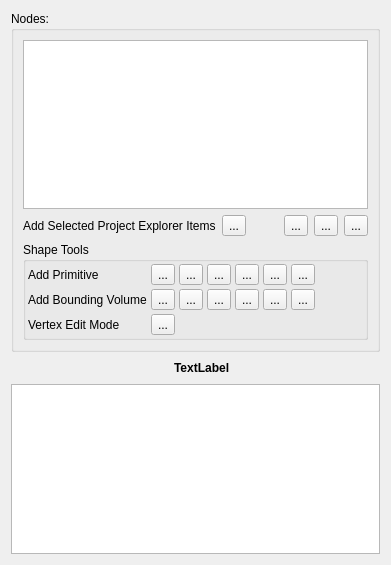
First picture: the form in Editor/src/Items/Entity/EntityWidget.ui, repository GameOverture/HarmonyEngine, before the edit.
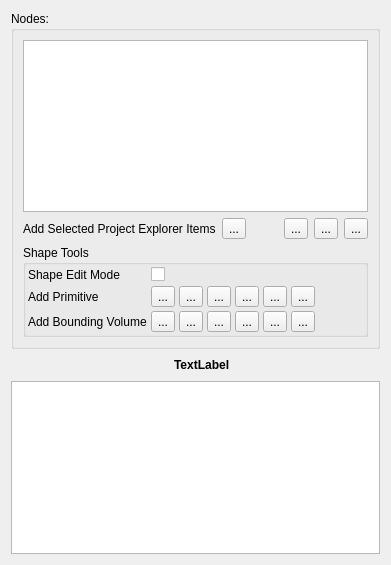
Second picture: the form after the edit. Icons and pictures are not drawn. Custom widgets are drawn as their Qt base class.

Commit message: Entity shape edit mode basic and initial (re)implementation

What changed in the file:
```diff
--- a/Editor/src/Items/Entity/EntityWidget.ui
+++ b/Editor/src/Items/Entity/EntityWidget.ui
@@ -109,14 +109,14 @@
          <property name="bottomMargin">
           <number>2</number>
          </property>
-         <item row="1" column="0">
+         <item row="4" column="0">
           <widget class="QLabel" name="lblAddPrimitive">
            <property name="text">
             <string>Add Primitive</string>
            </property>
           </widget>
          </item>
-         <item row="1" column="1">
+         <item row="4" column="1">
           <layout class="QHBoxLayout" name="lytAddPrimitiveShape">
            <item>
             <widget class="QToolButton" name="btnAddPrimitiveBox">
@@ -193,14 +193,14 @@
            </item>
           </layout>
          </item>
-         <item row="2" column="0">
+         <item row="5" column="0">
           <widget class="QLabel" name="lblAddShape">
            <property name="text">
             <string>Add Bounding Volume</string>
            </property>
           </widget>
          </item>
-         <item row="2" column="1">
+         <item row="5" column="1">
           <layout class="QHBoxLayout" name="lytAddBoundingShape">
            <item>
             <widget class="QToolButton" name="btnAddShapeBox">
@@ -277,17 +277,17 @@
            </item>
           </layout>
          </item>
-         <item row="3" column="0">
+         <item row="2" column="0">
           <widget class="QLabel" name="label">
            <property name="text">
-            <string>Vertex Edit Mode</string>
+            <string>Shape Edit Mode</string>
            </property>
           </widget>
          </item>
-         <item row="3" column="1">
-          <widget class="QToolButton" name="btnVertexEditMode">
+         <item row="2" column="1">
+          <widget class="QCheckBox" name="chkShapeEditMode">
            <property name="text">
-            <string>...</string>
+            <string/>
            </property>
           </widget>
          </item>
```
The commit also changes 17 other files.
